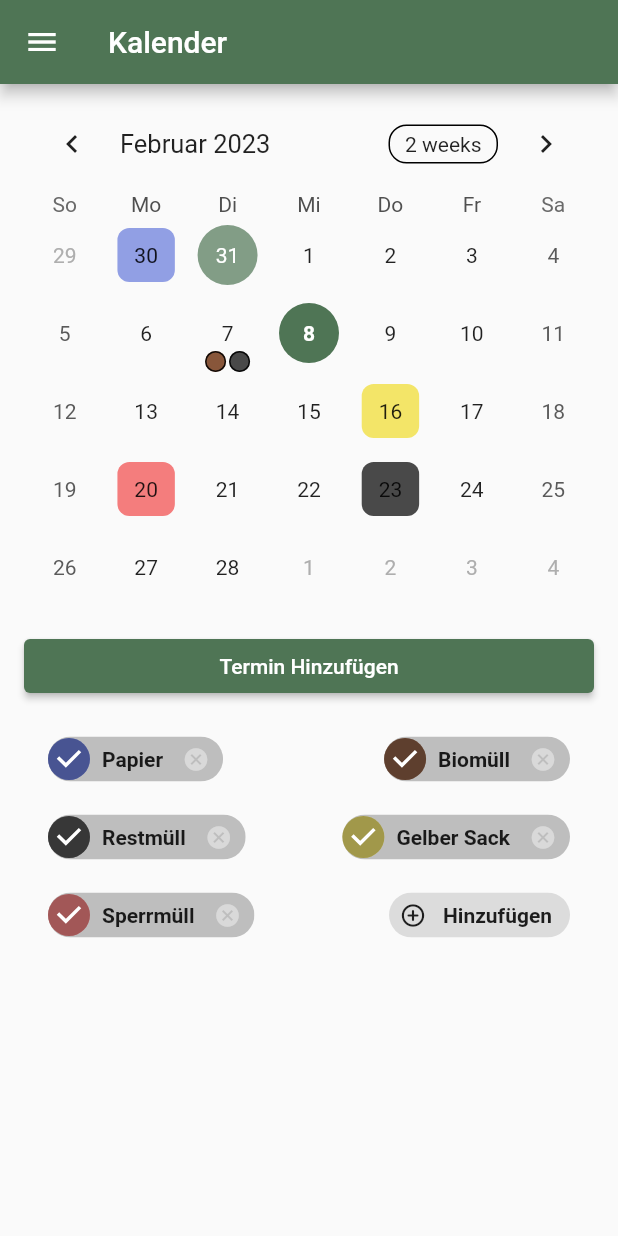
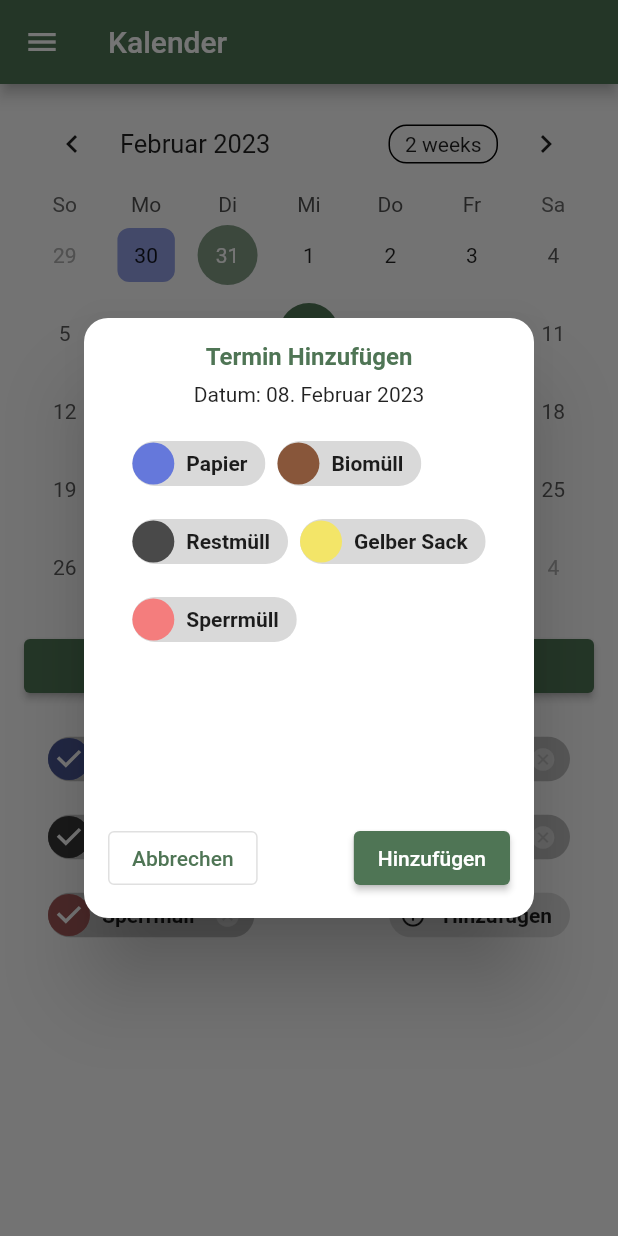
Before and after one commit to WolfyScript/Uni-EMI-Project, a Flutter app: the CalendarPage screen opened by its route, after a tap on "Termin Hinzufügen", on a phone screen of 412 x 824 dp. Run offline on Flutter 3.47's test engine with Material 2 defaults, Android fonts, the phone set to English and light mode, and no system bars; drawn by our look-alikes of table_calendar; our stand-ins replace flutter_colorpicker, flutter_markdown; missing offline and left inert: markdown.

Commit message:
Added feature to add events to the calendar days

```diff
--- /dev/null
+++ b/lib/dialogs/add_event_dialog.dart
@@ -0,0 +1,133 @@
+import 'package:flutter/cupertino.dart';
+import 'package:flutter/material.dart';
+import 'package:intl/intl.dart';
+import 'package:uni_emi_muell_guard/dummy_data.dart';
+import 'package:uni_emi_muell_guard/event.dart';
+
+import '../utils.dart';
+
+class AddEventDialog extends StatefulWidget {
+
+  final Function() notify;
+  final DateTime selectedDay;
+
+  const AddEventDialog({super.key, required this.selectedDay, required this.notify});
+
+  @override
+  State<StatefulWidget> createState() {
+    return _AddEventDialogState(selectedDay, notify);
+  }
+}
+
+class _AddEventDialogState extends State<AddEventDialog> {
+
+  final Function() notify;
+  EventType? selectedType;
+  final DateTime selectedDay;
+
+  _AddEventDialogState(this.selectedDay, this.notify);
+
+  @override
+  Widget build(BuildContext context) {
+    return Dialog(
+      backgroundColor: Colors.white,
+      insetPadding: const EdgeInsets.symmetric(vertical: 24, horizontal: 40),
+      shape: RoundedRectangleBorder(borderRadius: BorderRadius.circular(16)),
+      child: SingleChildScrollView(
+        child: Container(
+          padding: const EdgeInsets.all(16),
+          constraints: const BoxConstraints.expand(width: 300, height: 400),
+          child: Column(
+            mainAxisAlignment: MainAxisAlignment.spaceBetween,
+            children: [
+              Text(
+                "Termin Hinzufügen",
+                style: TextStyle(
+                    color: MaterialColor(
+                        Theme.of(context).primaryColor.value, const {}),
+                    fontSize: 16,
+                    fontWeight: FontWeight.bold),
+              ),
+              const SizedBox(
+                height: 8,
+              ),
+              Text("Datum: ${DateFormat('dd. MMMM yyyy','de_DE').format(selectedDay)}"),
+              const SizedBox(height: 16,),
+              Expanded(
+                flex: 1,
+                child: SingleChildScrollView(
+                  child: Wrap(
+                    spacing: 8,
+                    runSpacing: 8,
+                    children: [
+                      ...eventTypes.values
+                          .map((e) => buildChip(e, context))
+                          .toList()
+
+                    ],
+                  ),
+                ),
+              ),
+              const SizedBox(
+                height: 16,
+              ),
+              const SizedBox(
+                height: 16,
+              ),
+              Row(
+                mainAxisAlignment: MainAxisAlignment.spaceBetween,
+                children: [
+                  OutlinedButton(
+                      onPressed: () {
+                        Navigator.of(context).pop();
+                      },
+                      child: const Text("Abbrechen")),
+                  ElevatedButton(
+                      onPressed: () {
+                        if (selectedType == null) {
+                          return;
+                        }
+                        setState(() {
+                          events.update(selectedDay, (value) {
+                              return value..add(Event(selectedType!.id));
+                          }, ifAbsent: () {
+                            return [Event(selectedType!.id)];
+                          },);
+                        });
+
+                        Navigator.of(context).pop();
+                        notify.call();
+                      },
+                      child: const Text("Hinzufügen"))
+                ],
+              )
+            ],
+          ),
+        ),
+      ),
+    );
+  }
+
+  Widget buildChip(EventType eventType, BuildContext context) {
+    return ChoiceChip(
+      padding: const EdgeInsets.only(top: 2, right: 4, bottom: 2),
+      label: Text(
+        eventType.label,
+        style: const TextStyle(fontWeight: FontWeight.bold),
+      ),
+      iconTheme: const IconThemeData(size: 18, color: Color(0xffD9D9D9)),
+      visualDensity: VisualDensity.comfortable,
+      backgroundColor: const Color(0xffD9D9D9),
+      selected: eventType == selectedType,
+      onSelected: (value) {
+        setState(() {
+          selectedType = value ? eventType : null;
+        });
+      },
+      avatar: Container(
+        decoration:
+        BoxDecoration(color: eventType.color, shape: BoxShape.circle),
+      ),
+    );
+  }
+}
--- a/lib/pages/calendar.dart
+++ b/lib/pages/calendar.dart
@@ -5,6 +5,8 @@ import 'package:uni_emi_muell_guard/dummy_data.dart';
 import 'package:uni_emi_muell_guard/event.dart';
 import 'package:uni_emi_muell_guard/navbar/nav_sidebar.dart';
 import 'package:uni_emi_muell_guard/utils.dart';
+
+import '../dialogs/add_event_dialog.dart';
 
 class CalendarPage extends StatefulWidget {
   const CalendarPage({super.key});
@@ -55,6 +57,22 @@ class CalendarState extends State<CalendarPage> {
                 lastDay: DateTime.utc(2030),
                 eventLoader: (day) {
                   return _getEvents(day);
+                },
+                onDayLongPressed: (selectedDay, focusedDay) {
+                  setState(() {
+                    _selectedDate = selectedDay;
+                    _focusedDate = focusedDay;
+                  });
+                  showDialog(
+                    context: context,
+                    builder: (context) {
+                      return AddEventDialog(
+                          selectedDay: selectedDay,
+                          notify: () {
+                            setState(() {});
+                          });
+                    },
+                  );
                 },
                 onFormatChanged: (format) {
                   setState(() {
@@ -121,7 +139,6 @@ class CalendarState extends State<CalendarPage> {
                         .where((element) =>
                             !hiddenEventTypes.contains(element.type))
                         .toList();
-
                     if (enabledEvents.isEmpty) {
                       return Container();
                     }
@@ -191,7 +208,19 @@ class CalendarState extends State<CalendarPage> {
               padding: const EdgeInsets.symmetric(vertical: 8),
               width: double.infinity,
               child: ElevatedButton(
-                onPressed: () {},
+                onPressed: () {
+                  showDialog(
+                    context: context,
+                    builder: (context) {
+                      return AddEventDialog(
+                        selectedDay: _selectedDate,
+                        notify: () {
+                          setState(() {});
+                        },
+                      );
+                    },
+                  );
+                },
                 child: Container(
                   padding: const EdgeInsets.all(8),
                   child: const Text("Termin Hinzufügen"),
@@ -216,9 +245,11 @@ class CalendarState extends State<CalendarPage> {
                       showDialog(
                         context: context,
                         builder: (context) {
-                          return AddEventTypeDialog(notify: () {
-                            setState(() {});
-                          },);
+                          return AddEventTypeDialog(
+                            notify: () {
+                              setState(() {});
+                            },
+                          );
                         },
                       );
                     },
```
